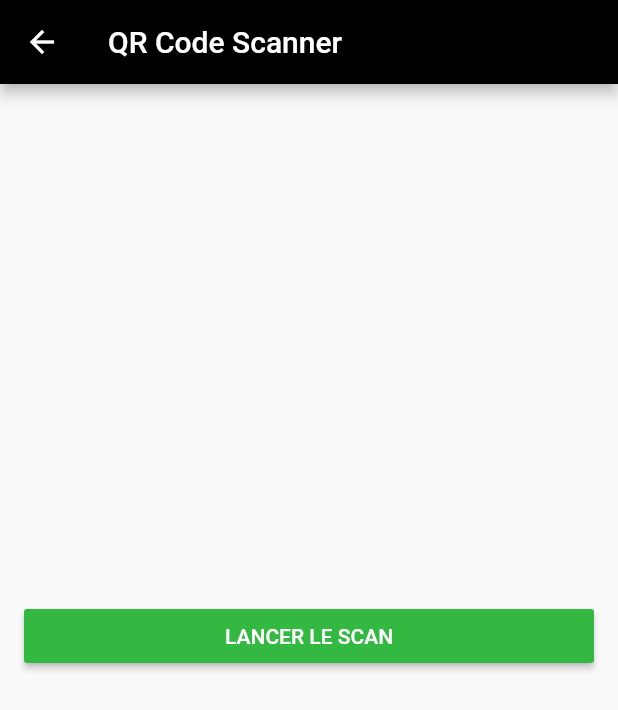
After one commit to Lfoposse/Flutter_E-Takesh, a Flutter app: the ScanScreen screen opened directly, after a tap on "LANCER LE SCAN", on a phone screen of 412 x 824 dp. The commit adds this screen. Shown: the top 710 px of the screen. Run offline on Flutter 3.47's test engine with Material 2 defaults, Android fonts, the phone set to English and light mode, and no system bars; our stand-ins replace firebase_auth, flutter_local_notifications, geolocator, google_maps_flutter, google_sign_in, image_picker and 2 more; missing offline and left inert: barcode_scan, positioned_tap_detector; accounts and stored records are empty.

Commit message:
Sauvegarde 26/06 lecteur qr-code bar

```diff
--- a/lib/DAO/Rest_dt.dart
+++ b/lib/DAO/Rest_dt.dart
@@ -13,7 +13,7 @@ const kGoogleApiKey = "AIzaSyBNm8cnYw5inbqzgw8LjXyt3rMhFhEVTjY";
 
 class RestDatasource {
   NetworkUtil _netUtil = new NetworkUtil();
-  static final BASE_URL = "http://api.e-takesh.com:26960/api/";
+  static final BASE_URL = "http://192.168.100.49:26960/api/";
   static final LOGIN_URL = BASE_URL + "Users/login";
   static final ONE_USER = BASE_URL + "clients/findOne";
   static final CMD_URL = BASE_URL + "commandes";
--- a/lib/Pages/login_page.dart
+++ b/lib/Pages/login_page.dart
@@ -116,7 +116,7 @@ class LoginState extends State<Login> implements LoginContract {
             Future.delayed(Duration(seconds: 2), () async {
               //connecte le user 10 ans (token)
               final response1 = await http.post(
-                Uri.encodeFull("http://api.e-takesh.com:26960/api/Users/login"),
+                Uri.encodeFull("http://192.168.100.49:26960/api/Users/login"),
                 body: {
                   "email": _emailController.text,
                   "password": _passwordController.text,
--- a/lib/Pages/parameters_page.dart
+++ b/lib/Pages/parameters_page.dart
@@ -70,8 +70,8 @@ class ParametersPageState extends State<ParametersPage>
               child: Column(
                 children: <Widget>[
                   new ListTile(
-                      leading: new CircleAvatar(
-                        child: new Image.asset("assets/images/avatar.png",
+                      leading: CircleAvatar(
+                        child: Image.network(client.image,
                             width: 30.0, height: 30.0),
                         radius: 32.0,
                         backgroundColor: Color(0xFFE2E2E2),
@@ -191,7 +191,7 @@ class ParametersPageState extends State<ParametersPage>
                                           () async {
                                         final response1 = await http.post(
                                           Uri.encodeFull(
-                                              "http://api.e-takesh.com:26960/api/Users/logout?access_token=" +
+                                              "192.168.100.49:26960/api/Users/logout?access_token=" +
                                                   token),
                                         );
                                         if (response1.statusCode == 204) {
--- a/lib/Pages/update_account.dart
+++ b/lib/Pages/update_account.dart
@@ -249,8 +249,8 @@ class UpdateAccountPageState extends State<UpdateAccountPage>
                   Container(
                     padding: EdgeInsets.only(top: 40.0),
                     child: _image == null
-                        ? Image.asset(
-                            'assets/images/avatar.png',
+                        ? Image.network(
+                            client.image,
                             width: double.infinity,
                             height: double.infinity,
                             fit: BoxFit.contain,
--- /dev/null
+++ b/lib/Utils/Scan_qr_code.dart
@@ -0,0 +1,77 @@
+import 'dart:async';
+
+import 'package:barcode_scan/barcode_scan.dart';
+import 'package:flutter/material.dart';
+import 'package:flutter/services.dart';
+
+class ScanScreen extends StatefulWidget {
+  @override
+  _ScanState createState() => new _ScanState();
+}
+
+class _ScanState extends State<ScanScreen> {
+  String barcode = "";
+
+  @override
+  initState() {
+    super.initState();
+  }
+
+  @override
+  Widget build(BuildContext context) {
+    return Scaffold(
+        appBar: new AppBar(
+          title: new Text(
+            'QR Code Scanner',
+            style: TextStyle(color: Colors.white),
+          ),
+          backgroundColor: Colors.black,
+          iconTheme: IconThemeData(color: Colors.white),
+        ),
+        body: new Center(
+          child: new Column(
+            mainAxisAlignment: MainAxisAlignment.center,
+            crossAxisAlignment: CrossAxisAlignment.stretch,
+            children: <Widget>[
+              Padding(
+                padding: EdgeInsets.symmetric(horizontal: 16.0, vertical: 8.0),
+                child: RaisedButton(
+                    color: Color(0xFF33B841),
+                    textColor: Colors.white,
+                    splashColor: Colors.greenAccent,
+                    onPressed: scan,
+                    child: const Text('LANCER LE SCAN')),
+              ),
+              Padding(
+                padding: EdgeInsets.symmetric(horizontal: 16.0, vertical: 8.0),
+                child: Text(
+                  barcode,
+                  textAlign: TextAlign.center,
+                ),
+              ),
+            ],
+          ),
+        ));
+  }
+
+  Future scan() async {
+    try {
+      String barcode = await BarcodeScanner.scan();
+      setState(() => this.barcode = barcode);
+    } on PlatformException catch (e) {
+      if (e.code == BarcodeScanner.CameraAccessDenied) {
+        setState(() {
+          this.barcode =
+              'Vous devez autoriser ETakesh a acceder a votre Camera';
+        });
+      } else {
+        setState(() => this.barcode = 'Probleme Inconnu: $e');
+      }
+    } on FormatException {
+      setState(() =>
+          this.barcode = "Le Scan n'est pas acheve merci de recommencer !!!");
+    } catch (e) {
+      setState(() => this.barcode = 'Probleme Inconnu: $e');
+    }
+  }
+}
--- a/pubspec.yaml
+++ b/pubspec.yaml
@@ -39,7 +39,7 @@ dependencies:
   flutter_local_notifications: 0.6.0
   intl: ^0.15.8
   image_picker: ^0.5.4+3
-
+  barcode_scan: ^1.0.0
 
 dev_dependencies:
   flutter_test:
```
Also changed, not shown: lib/Pages/FirstLaunch/create_password.dart (+5 -4 lines), lib/Pages/FirstLaunch/google_phone_code.dart (+7 -7 lines), lib/Pages/home_page.dart (+20 -1 lines), 3 other files.
